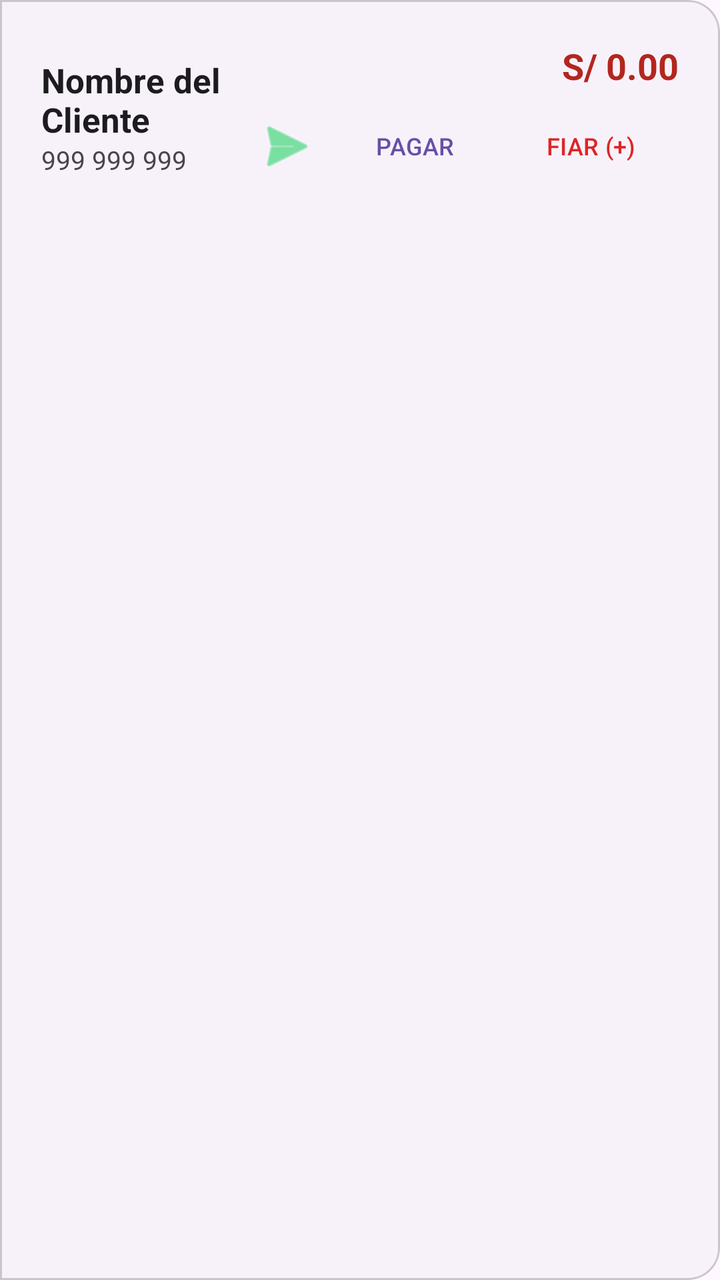
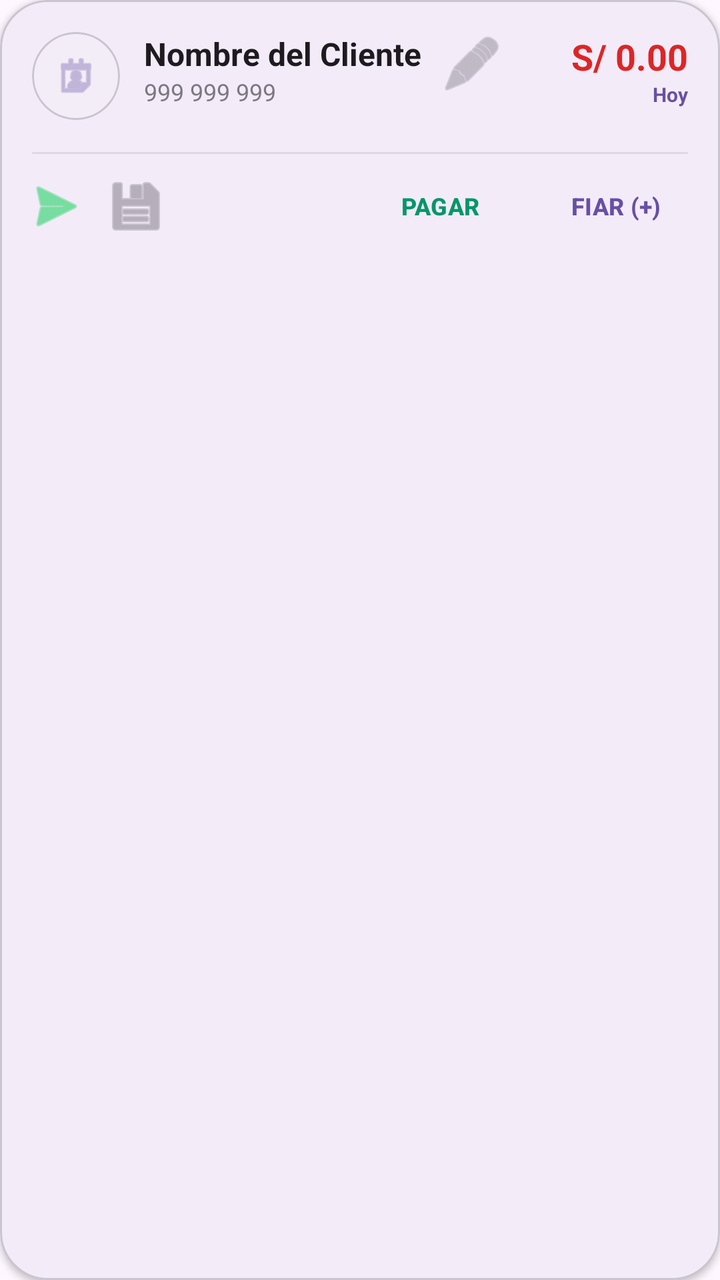

Two renders of the same Android screen: before a commit and after it. Below are the layout's source before the change and the commit's diff.
<!-- AndroidManifest.xml: application theme Theme.Naxor -->
<!-- res/layout/item_deudor.xml -->
<?xml version="1.0" encoding="utf-8"?>
<com.google.android.material.card.MaterialCardView xmlns:android="http://schemas.android.com/apk/res/android"
    xmlns:app="http://schemas.android.com/apk/res-auto"
    android:id="@+id/cardDeudor"
    android:layout_width="match_parent"
    android:layout_height="wrap_content"
    android:layout_marginVertical="6dp"
    android:clickable="true"
    android:focusable="true"
    android:foreground="?attr/selectableItemBackground"
    app:cardBackgroundColor="?attr/colorSurfaceContainerLow"
    app:cardElevation="0dp"
    app:shapeAppearance="@style/ShapeAppearance.App.Card.LeftSquare"
    app:strokeColor="?attr/colorOutlineVariant"
    app:strokeWidth="1dp">

    <LinearLayout
        android:layout_width="match_parent"
        android:layout_height="wrap_content"
        android:orientation="horizontal"
        android:padding="16dp"
        android:gravity="center_vertical">

        <LinearLayout
            android:layout_width="0dp"
            android:layout_height="wrap_content"
            android:layout_weight="1"
            android:orientation="vertical">

            <TextView
                android:id="@+id/tvDeudorNombre"
                android:layout_width="wrap_content"
                android:layout_height="wrap_content"
                android:text="Nombre del Cliente"
                android:textSize="17sp"
                android:textStyle="bold"
                android:textColor="?attr/colorOnSurface" />

            <TextView
                android:id="@+id/tvDeudorTelefono"
                android:layout_width="wrap_content"
                android:layout_height="wrap_content"
                android:text="999 999 999"
                android:textSize="13sp"
                android:textColor="?attr/colorOnSurfaceVariant" />
        </LinearLayout>

        <LinearLayout
            android:layout_width="wrap_content"
            android:layout_height="wrap_content"
            android:gravity="end"
            android:orientation="vertical">

            <TextView
                android:id="@+id/tvDeudorMonto"
                android:layout_width="wrap_content"
                android:layout_height="wrap_content"
                android:text="S/ 0.00"
                android:textSize="18sp"
                android:textStyle="bold"
                android:textColor="?attr/colorError" />

            <LinearLayout
                android:layout_width="wrap_content"
                android:layout_height="wrap_content"
                android:orientation="horizontal"
                android:layout_marginTop="4dp"
                android:gravity="center_vertical">

                <ImageButton
                    android:id="@+id/btnCobrarWhatsApp"
                    android:layout_width="40dp"
                    android:layout_height="40dp"
                    android:background="?attr/selectableItemBackgroundBorderless"
                    android:src="@android:drawable/ic_menu_send"
                    app:tint="#25D366"
                    android:contentDescription="WhatsApp" />

                <com.google.android.material.button.MaterialButton
                    android:id="@+id/btnPagarDeuda"
                    style="@style/Widget.Material3.Button.TextButton"
                    android:layout_width="wrap_content"
                    android:layout_height="wrap_content"
                    android:text="PAGAR"
                    android:textSize="12sp"
                    android:textColor="?attr/colorPrimary"
                    android:paddingHorizontal="8dp"
                    app:rippleColor="?attr/colorPrimaryContainer" />

                <com.google.android.material.button.MaterialButton
                    android:id="@+id/btnAumentarDeuda"
                    style="@style/Widget.Material3.Button.TextButton"
                    android:layout_width="wrap_content"
                    android:layout_height="wrap_content"
                    android:text="FIAR (+)"
                    android:textSize="12sp"
                    android:textColor="@color/red_600"
                    android:paddingHorizontal="8dp"
                    app:rippleColor="#20DC2626" />
            </LinearLayout>
        </LinearLayout>
    </LinearLayout>
</com.google.android.material.card.MaterialCardView>
<!-- resources referenced by this layout -->
<resources>
  <color name="red_600">#DC2626</color>
  <style name="ShapeAppearance.App.Card.LeftSquare" parent="ShapeAppearance.Material3.MediumComponent">
          <item name="cornerFamily">rounded</item>
          <item name="cornerSizeTopLeft">0dp</item>
          <item name="cornerSizeBottomLeft">0dp</item>
          <item name="cornerSizeTopRight">16dp</item>
          <item name="cornerSizeBottomRight">16dp</item>
      </style>
  <style name="Theme.Naxor" parent="Base.Theme.Naxor" />
  <style name="Base.Theme.Naxor" parent="Theme.Material3.DayNight.NoActionBar">
          
          
      </style>
</resources>

<!-- the commit's change to res/layout/item_deudor.xml (unified diff, before → after) -->
@@ -4,100 +4,170 @@
     android:id="@+id/cardDeudor"
     android:layout_width="match_parent"
     android:layout_height="wrap_content"
-    android:layout_marginVertical="6dp"
-    android:clickable="true"
-    android:focusable="true"
-    android:foreground="?attr/selectableItemBackground"
-    app:cardBackgroundColor="?attr/colorSurfaceContainerLow"
-    app:cardElevation="0dp"
-    app:shapeAppearance="@style/ShapeAppearance.App.Card.LeftSquare"
-    app:strokeColor="?attr/colorOutlineVariant"
-    app:strokeWidth="1dp">
+    android:layout_marginHorizontal="16dp"
+    android:layout_marginVertical="8dp"
+    app:cardBackgroundColor="?attr/colorSurface"
+    app:cardCornerRadius="24dp"
+    app:cardElevation="2dp"
+    app:strokeWidth="1dp"
+    app:strokeColor="?attr/colorOutlineVariant">
 
     <LinearLayout
         android:layout_width="match_parent"
         android:layout_height="wrap_content"
-        android:orientation="horizontal"
-        android:padding="16dp"
-        android:gravity="center_vertical">
+        android:orientation="vertical">
 
-        <LinearLayout
-            android:layout_width="0dp"
+        
+        <RelativeLayout
+            android:layout_width="match_parent"
             android:layout_height="wrap_content"
-            android:layout_weight="1"
-            android:orientation="vertical">
+            android:padding="16dp">
 
-            <TextView
-                android:id="@+id/tvDeudorNombre"
+            
+            <com.google.android.material.card.MaterialCardView
+                android:id="@+id/cardAvatar"
+                android:layout_width="44dp"
+                android:layout_height="44dp"
+                app:cardCornerRadius="22dp"
+                app:cardElevation="0dp"
+                app:cardBackgroundColor="?attr/colorSurfaceContainer">
+                <ImageView
+                    android:layout_width="24dp"
+                    android:layout_height="24dp"
+                    android:layout_gravity="center"
+                    android:src="@android:drawable/ic_menu_my_calendar"
+                    app:tint="?attr/colorPrimary"
+                    android:alpha="0.6" />
+            </com.google.android.material.card.MaterialCardView>
+
+            <LinearLayout
+                android:layout_width="match_parent"
+                android:layout_height="wrap_content"
+                android:layout_toEndOf="@id/cardAvatar"
+                android:layout_toStartOf="@+id/layoutMontoItem"
+                android:layout_marginStart="12dp"
+                android:orientation="vertical">
+
+                <TextView
+                    android:id="@+id/tvDeudorNombre"
+                    android:layout_width="wrap_content"
+                    android:layout_height="wrap_content"
+                    android:text="Nombre del Cliente"
+                    android:textSize="16sp"
+                    android:textStyle="bold"
+                    android:textColor="?attr/colorOnSurface" />
+
+                <TextView
+                    android:id="@+id/tvDeudorTelefono"
+                    android:layout_width="wrap_content"
+                    android:layout_height="wrap_content"
+                    android:text="999 999 999"
+                    android:textSize="12sp"
+                    android:textColor="?attr/colorOnSurfaceVariant"
+                    android:alpha="0.7" />
+            </LinearLayout>
+
+            <ImageButton
+                android:id="@+id/btnEditDebtor"
+                android:layout_width="32dp"
+                android:layout_height="32dp"
+                android:layout_toEndOf="@id/cardAvatar"
+                android:layout_alignParentTop="true"
+                android:layout_marginStart="160dp"
+                android:background="?attr/selectableItemBackgroundBorderless"
+                android:src="@android:drawable/ic_menu_edit"
+                app:tint="?attr/colorOnSurfaceVariant"
+                android:alpha="0.5"
+                android:contentDescription="Editar" />
+
+            
+            <LinearLayout
+                android:id="@+id/layoutMontoItem"
                 android:layout_width="wrap_content"
                 android:layout_height="wrap_content"
-                android:text="Nombre del Cliente"
-                android:textSize="17sp"
-                android:textStyle="bold"
-                android:textColor="?attr/colorOnSurface" />
+                android:layout_alignParentEnd="true"
+                android:gravity="end"
+                android:orientation="vertical">
+                <TextView
+                    android:id="@+id/tvDeudorMonto"
+                    android:layout_width="wrap_content"
+                    android:layout_height="wrap_content"
+                    android:text="S/ 0.00"
+                    android:textSize="18sp"
+                    android:textStyle="bold"
+                    android:textColor="@color/red_600" />
+                <TextView
+                    android:id="@+id/tvFechaCobro"
+                    android:layout_width="wrap_content"
+                    android:layout_height="wrap_content"
+                    android:text="Hoy"
+                    android:textSize="10sp"
+                    android:textStyle="bold"
+                    android:textColor="?attr/colorPrimary" />
+            </LinearLayout>
+        </RelativeLayout>
 
-            <TextView
-                android:id="@+id/tvDeudorTelefono"
+        <View
+            android:layout_width="match_parent"
+            android:layout_height="1dp"
+            android:background="?attr/colorOutlineVariant"
+            android:layout_marginHorizontal="16dp"
+            android:alpha="0.5" />
+
+        
+        <LinearLayout
+            android:layout_width="match_parent"
+            android:layout_height="52dp"
+            android:orientation="horizontal"
+            android:paddingHorizontal="8dp"
+            android:gravity="center_vertical">
+
+            <ImageButton
+                android:id="@+id/btnCobrarWhatsApp"
+                android:layout_width="40dp"
+                android:layout_height="40dp"
+                android:background="?attr/selectableItemBackgroundBorderless"
+                android:src="@android:drawable/ic_menu_send"
+                app:tint="#25D366"
+                android:contentDescription="WhatsApp" />
+
+            <ImageButton
+                android:id="@+id/btnGeneratePdf"
+                android:layout_width="40dp"
+                android:layout_height="40dp"
+                android:background="?attr/selectableItemBackgroundBorderless"
+                android:src="@android:drawable/ic_menu_save"
+                app:tint="?attr/colorOnSurfaceVariant"
+                android:alpha="0.6"
+                android:contentDescription="PDF" />
+
+            <View
+                android:layout_width="0dp"
+                android:layout_height="0dp"
+                android:layout_weight="1" />
+
+            <com.google.android.material.button.MaterialButton
+                android:id="@+id/btnPagarDeuda"
+                style="@style/Widget.Material3.Button.TextButton"
                 android:layout_width="wrap_content"
                 android:layout_height="wrap_content"
-                android:text="999 999 999"
-                android:textSize="13sp"
-                android:textColor="?attr/colorOnSurfaceVariant" />
+                android:text="PAGAR"
+                android:textSize="12sp"
+                android:textStyle="bold"
+                android:textColor="#059669"
+                app:rippleColor="#10059669" />
+
+            <com.google.android.material.button.MaterialButton
+                android:id="@+id/btnAumentarDeuda"
+                style="@style/Widget.Material3.Button.TextButton"
+                android:layout_width="wrap_content"
+                android:layout_height="wrap_content"
+                android:text="FIAR (+)"
+                android:textSize="12sp"
+                android:textStyle="bold"
+                android:textColor="?attr/colorPrimary"
+                app:rippleColor="?attr/colorPrimaryContainer" />
         </LinearLayout>
 
-        <LinearLayout
-            android:layout_width="wrap_content"
-            android:layout_height="wrap_content"
-            android:gravity="end"
-            android:orientation="vertical">
-
-            <TextView
-                android:id="@+id/tvDeudorMonto"
-                android:layout_width="wrap_content"
-                android:layout_height="wrap_content"
-                android:text="S/ 0.00"
-                android:textSize="18sp"
-                android:textStyle="bold"
-                android:textColor="?attr/colorError" />
-
-            <LinearLayout
-                android:layout_width="wrap_content"
-                android:layout_height="wrap_content"
-                android:orientation="horizontal"
-                android:layout_marginTop="4dp"
-                android:gravity="center_vertical">
-
-                <ImageButton
-                    android:id="@+id/btnCobrarWhatsApp"
-                    android:layout_width="40dp"
-                    android:layout_height="40dp"
-                    android:background="?attr/selectableItemBackgroundBorderless"
-                    android:src="@android:drawable/ic_menu_send"
-                    app:tint="#25D366"
-                    android:contentDescription="WhatsApp" />
-
-                <com.google.android.material.button.MaterialButton
-                    android:id="@+id/btnPagarDeuda"
-                    style="@style/Widget.Material3.Button.TextButton"
-                    android:layout_width="wrap_content"
-                    android:layout_height="wrap_content"
-                    android:text="PAGAR"
-                    android:textSize="12sp"
-                    android:textColor="?attr/colorPrimary"
-                    android:paddingHorizontal="8dp"
-                    app:rippleColor="?attr/colorPrimaryContainer" />
-
-                <com.google.android.material.button.MaterialButton
-                    android:id="@+id/btnAumentarDeuda"
-                    style="@style/Widget.Material3.Button.TextButton"
-                    android:layout_width="wrap_content"
-                    android:layout_height="wrap_content"
-                    android:text="FIAR (+)"
-                    android:textSize="12sp"
-                    android:textColor="@color/red_600"
-                    android:paddingHorizontal="8dp"
-                    app:rippleColor="#20DC2626" />
-            </LinearLayout>
-        </LinearLayout>
     </LinearLayout>
 </com.google.android.material.card.MaterialCardView>
<!-- resource entries referenced after the edit -->
@@ -1,13 +1,6 @@
 <!-- resources referenced by this layout -->
 <resources>
   <color name="red_600">#DC2626</color>
-  <style name="ShapeAppearance.App.Card.LeftSquare" parent="ShapeAppearance.Material3.MediumComponent">
-          <item name="cornerFamily">rounded</item>
-          <item name="cornerSizeTopLeft">0dp</item>
-          <item name="cornerSizeBottomLeft">0dp</item>
-          <item name="cornerSizeTopRight">16dp</item>
-          <item name="cornerSizeBottomRight">16dp</item>
-      </style>
   <style name="Theme.Naxor" parent="Base.Theme.Naxor" />
   <style name="Base.Theme.Naxor" parent="Theme.Material3.DayNight.NoActionBar">
           
